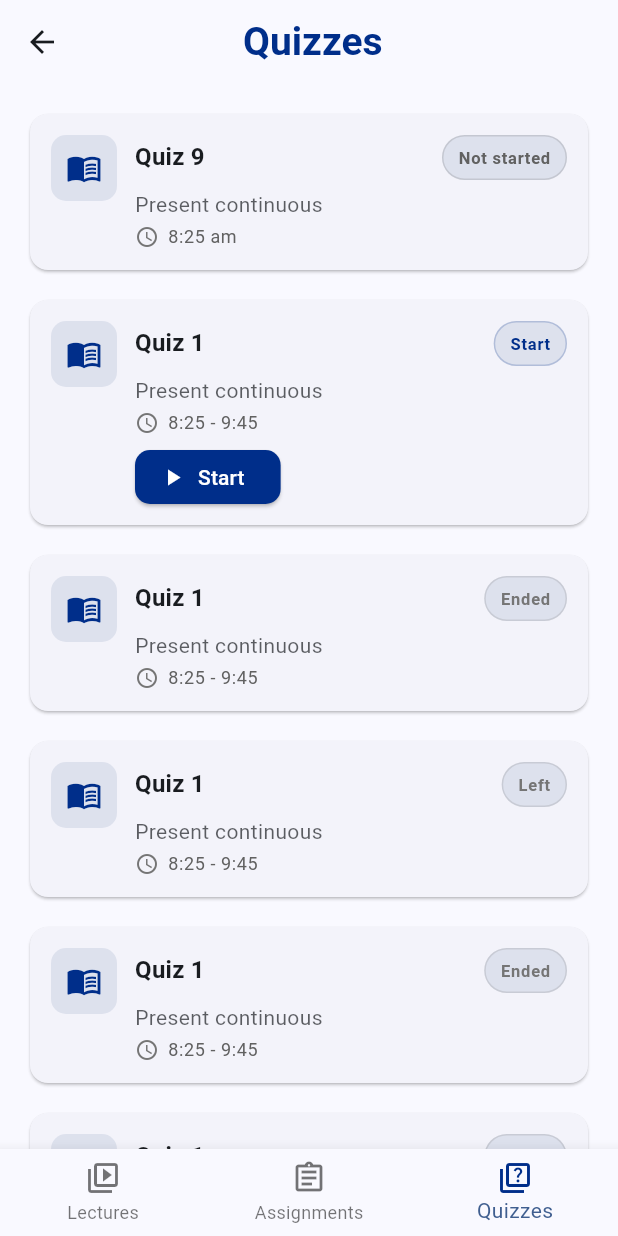
After one commit to NazeerRadwan/Eduverse, a Flutter app: the QuizzesScreen screen opened directly, on a phone screen of 412 x 824 dp. The commit adds this screen. Run offline on Flutter 3.47's test engine with Material 3 defaults, Android fonts, the phone set to English and light mode, and no system bars; our stand-ins replace device_preview, google_sign_in, googleapis_auth, image_picker, shared_preferences; missing offline and left inert: googleapis; accounts and stored records are empty; network calls fail; key blocks and very long unbroken strings in the code were emptied for the run.

Commit message:
Update Ui

```diff
--- a/lib/Screens/view_courses_screen.dart
+++ b/lib/Screens/view_courses_screen.dart
@@ -1,5 +1,6 @@
 import 'package:flutter/material.dart';
 import '../services/classes_service.dart';
+import 'view_exam_screen.dart';
 
 class EduversesPage extends StatefulWidget {
   const EduversesPage({super.key});
@@ -18,7 +19,14 @@ class _EduversesPageState extends State<EduversesPage> {
   }
 
   Widget _buildCard(Map<String, dynamic> item) {
-    return Card(
+    return GestureDetector(
+      onTap: () {
+        Navigator.push(
+          context,
+          MaterialPageRoute(builder: (context) => const QuizzesScreen()),
+        );
+      },
+      child: Card(
         margin: const EdgeInsets.symmetric(horizontal: 16, vertical: 10),
         shape: RoundedRectangleBorder(borderRadius: BorderRadius.circular(12)),
         elevation: 1,
@@ -28,7 +36,9 @@ class _EduversesPageState extends State<EduversesPage> {
           children: [
             // image
             ClipRRect(
-            borderRadius: const BorderRadius.vertical(top: Radius.circular(12)),
+              borderRadius: const BorderRadius.vertical(
+                top: Radius.circular(12),
+              ),
               child: AspectRatio(
                 aspectRatio: 16 / 9,
                 child: Image.asset(
@@ -73,6 +83,7 @@ class _EduversesPageState extends State<EduversesPage> {
               ),
             ),
           ],
+        ),
       ),
     );
   }
--- /dev/null
+++ b/lib/Screens/view_examas_screen.dart
@@ -0,0 +1,316 @@
+import 'package:flutter/material.dart';
+
+class QuizzesScreen extends StatefulWidget {
+  const QuizzesScreen({super.key});
+
+  @override
+  State<QuizzesScreen> createState() => _QuizzesScreenState();
+}
+
+class _QuizzesScreenState extends State<QuizzesScreen> {
+  int _currentIndex = 2;
+
+  final List<QuizItem> quizzes = [
+    QuizItem(
+      title: 'Quiz 9',
+      subtitle: 'Present continuous',
+      status: QuizStatus.notStarted,
+      time: '8:25 am',
+    ),
+    QuizItem(
+      title: 'Quiz 1',
+      subtitle: 'Present continuous',
+      status: QuizStatus.start,
+      time: '8:25 - 9:45',
+    ),
+    QuizItem(
+      title: 'Quiz 1',
+      subtitle: 'Present continuous',
+      status: QuizStatus.endedWithLabelEnded,
+      time: '8:25 - 9:45',
+    ),
+    QuizItem(
+      title: 'Quiz 1',
+      subtitle: 'Present continuous',
+      status: QuizStatus.endedWithLabelLeft,
+      time: '8:25 - 9:45',
+    ),
+    QuizItem(
+      title: 'Quiz 1',
+      subtitle: 'Present continuous',
+      status: QuizStatus.ended,
+      time: '8:25 - 9:45',
+    ),
+    QuizItem(
+      title: 'Quiz 1',
+      subtitle: 'Present continuous',
+      status: QuizStatus.ended,
+      time: '8:25 - 9:45',
+    ),
+  ];
+
+  @override
+  Widget build(BuildContext context) {
+    return Scaffold(
+      appBar: AppBar(
+        titleSpacing: 0,
+        title: Padding(
+          padding: const EdgeInsets.only(left: 106),
+          child: const Text(
+            'Quizzes',
+            style: TextStyle(
+              color: Color(0xFF002E8A),
+              fontWeight: FontWeight.bold,
+              fontSize: 26,
+            ),
+          ),
+        ),
+        centerTitle: false,
+      ),
+      body: ListView.separated(
+        padding: const EdgeInsets.all(16),
+        itemCount: quizzes.length,
+        separatorBuilder: (_, __) => const SizedBox(height: 12),
+        itemBuilder: (context, index) {
+          final item = quizzes[index];
+          return _QuizCard(item: item);
+        },
+      ),
+      bottomNavigationBar: BottomNavigationBar(
+        currentIndex: _currentIndex,
+        onTap: (i) {
+          setState(() => _currentIndex = i);
+          // Navigate accordingly in a real app
+        },
+        items: const [
+          BottomNavigationBarItem(
+            icon: Icon(Icons.video_library_outlined),
+            label: 'Lectures',
+          ),
+          BottomNavigationBarItem(
+            icon: Icon(Icons.assignment_outlined),
+            label: 'Assignments',
+          ),
+          BottomNavigationBarItem(
+            icon: Icon(Icons.quiz_outlined, color: Color(0xFF002E8A)),
+            label: 'Quizzes',
+          ),
+        ],
+      ),
+    );
+  }
+}
+
+class _QuizCard extends StatelessWidget {
+  const _QuizCard({required this.item});
+
+  final QuizItem item;
+
+  @override
+  Widget build(BuildContext context) {
+    final colors = _statusColors(item.status, Theme.of(context).colorScheme);
+    final statusText = _statusText(item.status);
+
+    return Card(
+      //color: Theme.of(context).cardColor,
+      //color: Color(0xFF002E8A).withOpacity(0.2),
+      clipBehavior: Clip.antiAlias,
+      elevation: 0.8,
+      shape: RoundedRectangleBorder(borderRadius: BorderRadius.circular(12)),
+      child: InkWell(
+        onTap: item.status == QuizStatus.start ? () {} : null,
+        child: Padding(
+          padding: const EdgeInsets.all(14),
+          child: Row(
+            crossAxisAlignment: CrossAxisAlignment.start,
+            children: [
+              // Leading icon
+              Container(
+                width: 44,
+                height: 44,
+                decoration: BoxDecoration(
+                  color: colors.background,
+                  borderRadius: BorderRadius.circular(10),
+                ),
+                child: Icon(Icons.menu_book, color: Color(0xFF002E8A)),
+              ),
+              const SizedBox(width: 12),
+              // Texts
+              Expanded(
+                child: Column(
+                  crossAxisAlignment: CrossAxisAlignment.start,
+                  children: [
+                    // Title + status chip
+                    Row(
+                      children: [
+                        Expanded(
+                          child: Text(
+                            item.title,
+                            style: Theme.of(context).textTheme.titleMedium
+                                ?.copyWith(fontWeight: FontWeight.w600),
+                          ),
+                        ),
+                        _StatusChip(text: statusText, colors: colors),
+                      ],
+                    ),
+                    const SizedBox(height: 6),
+                    Text(
+                      item.subtitle,
+                      style: Theme.of(context).textTheme.bodyMedium?.copyWith(
+                        color: Theme.of(
+                          context,
+                        ).textTheme.bodyMedium?.color?.withOpacity(0.7),
+
+                        // color: Colors.grey[600],
+                      ),
+                    ),
+                    const SizedBox(height: 4),
+                    Row(
+                      children: [
+                        Icon(
+                          Icons.access_time,
+                          size: 16,
+                          color: Colors.grey[600],
+                        ),
+                        const SizedBox(width: 6),
+                        Text(
+                          item.time,
+                          style: Theme.of(context).textTheme.bodySmall
+                              ?.copyWith(color: Colors.grey[700]),
+                        ),
+                      ],
+                    ),
+                    if (item.status == QuizStatus.start) ...[
+                      const SizedBox(height: 10),
+                      SizedBox(
+                        height: 36,
+                        child: ElevatedButton.icon(
+                          onPressed: () {
+                            // Start quiz action
+                          },
+                          icon: const Icon(Icons.play_arrow),
+                          label: const Text('Start'),
+                          style: ElevatedButton.styleFrom(
+                            backgroundColor: Color(0xFF002E8A),
+                            foregroundColor: Colors.white,
+                            shape: RoundedRectangleBorder(
+                              borderRadius: BorderRadius.circular(10),
+                            ),
+                          ),
+                        ),
+                      ),
+                    ],
+                  ],
+                ),
+              ),
+            ],
+          ),
+        ),
+      ),
+    );
+  }
+}
+
+class _StatusChip extends StatelessWidget {
+  const _StatusChip({required this.text, required this.colors});
+
+  final String text;
+  final _StatusColors colors;
+
+  @override
+  Widget build(BuildContext context) {
+    return Container(
+      padding: const EdgeInsets.symmetric(horizontal: 10, vertical: 6),
+      decoration: BoxDecoration(
+        color: colors.background,
+        borderRadius: BorderRadius.circular(20),
+        border: Border.all(color: colors.foreground.withOpacity(0.2)),
+      ),
+      child: Text(
+        text,
+        style: Theme.of(context).textTheme.labelSmall?.copyWith(
+          color: colors.foreground,
+          fontWeight: FontWeight.w600,
+        ),
+      ),
+    );
+  }
+}
+
+class QuizItem {
+  final String title;
+  final String subtitle;
+  final QuizStatus status;
+  final String time;
+
+  QuizItem({
+    required this.title,
+    required this.subtitle,
+    required this.status,
+    required this.time,
+  });
+}
+
+enum QuizStatus {
+  notStarted,
+  start,
+  ended,
+  endedWithLabelEnded,
+  endedWithLabelLeft,
+}
+
+class _StatusColors {
+  final Color background;
+  final Color foreground;
+
+  const _StatusColors(this.background, this.foreground);
+}
+
+String _statusText(QuizStatus status) {
+  switch (status) {
+    case QuizStatus.notStarted:
+      return 'Not started';
+    case QuizStatus.start:
+      return 'Start';
+    case QuizStatus.ended:
+      return 'Ended';
+    case QuizStatus.endedWithLabelEnded:
+      return 'Ended';
+    case QuizStatus.endedWithLabelLeft:
+      return 'Left';
+  }
+}
+
+_StatusColors _statusColors(QuizStatus status, ColorScheme scheme) {
+  switch (status) {
+    case QuizStatus.notStarted:
+      return _StatusColors(
+        scheme.primary.withOpacity(0.12),
+        Colors.grey.shade700,
+      );
+    case QuizStatus.start:
+      return _StatusColors(scheme.primary.withOpacity(0.12), Color(0xFF002E8A));
+    case QuizStatus.ended:
+      return _StatusColors(scheme.primary.withOpacity(0.12), Colors.grey[600]!);
+    case QuizStatus.endedWithLabelEnded:
+      return _StatusColors(scheme.primary.withOpacity(0.12), Colors.grey[600]!);
+    case QuizStatus.endedWithLabelLeft:
+      return _StatusColors(scheme.primary.withOpacity(0.12), Colors.grey[600]!);
+  }
+}
+
+// Helpers to construct the special ended labels
+extension QuizStatusX on QuizStatus {
+  static QuizStatus endedWithLabel(String label) {
+    switch (label.toLowerCase()) {
+      case 'left':
+        return QuizStatus.endedWithLabelLeft;
+      case 'ended':
+      default:
+        return QuizStatus.endedWithLabelEnded;
+    }
+  }
+}
+
+//  Color of Background :
+// Color of Icon : scheme.primary.withOpacity(0.12)
--- a/lib/main.dart
+++ b/lib/main.dart
@@ -28,13 +28,16 @@ class MyApp extends StatelessWidget {
       home: SignUpPage(),
       routes: {
         '/signin': (context) => const SigninScreen(),
-        '/join_eduverse': (context) => const JoinEduverse(),
+        '/join_eduverse': (context) => JoinEduverse(),
         '/view_courses': (context) => const EduversesPage(),
         '/signup': (context) => const SignUpPage(),
       },
     );
   }
 }
+
+
+
 
 
 /*
--- a/pubspec.yaml
+++ b/pubspec.yaml
@@ -41,6 +41,8 @@ dependencies:
   googleapis: ^13.1.0
   googleapis_auth: ^1.6.0
   shared_preferences: ^2.3.2
+  flutter_svg: ^2.0.7
+  camera: ^0.11.2+1
 
 dev_dependencies:
   flutter_test:
```
Also changed, not shown: lib/Screens/quiz_screen.dart (added, +374 -0 lines), pubspec.lock. Lines whose indentation alone changed are shown as unchanged.
